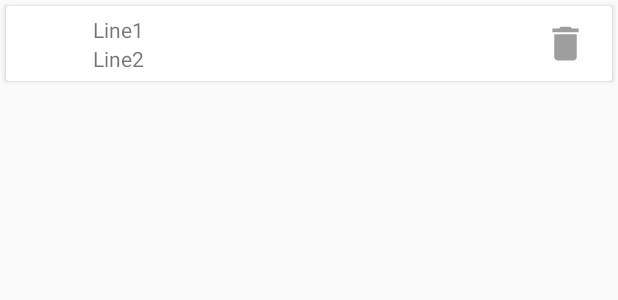
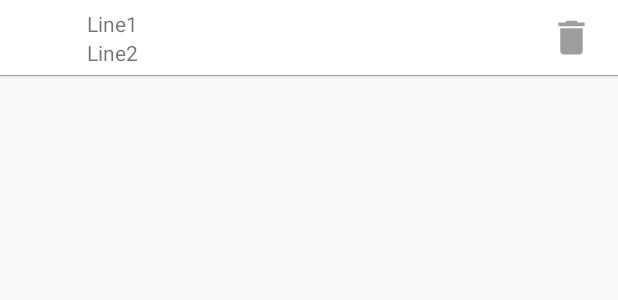
Before and after one commit to chaptone/MqttAppTest, an Android app: the layout subscribe_item.xml on its own in the app's theme, with its tools: preview values and no code run, on a phone screen of 412 x 824 dp. Shown: the top 300 px of the screen. Run offline under Robolectric (Android 15) with nearby library versions, the phone set to English and light mode, and no system bars.

Commit message:
fix-card-view-ui

```diff
--- a/app/src/main/res/layout/subscribe_item.xml
+++ b/app/src/main/res/layout/subscribe_item.xml
@@ -3,7 +3,15 @@
     xmlns:app="http://schemas.android.com/apk/res-auto"
     android:layout_width="match_parent"
     android:layout_height="wrap_content"
-    android:layout_margin="4dp">
+    app:cardCornerRadius="0dp"
+    app:cardBackgroundColor="#9E9E9E"
+    app:contentPaddingBottom="0.5dp">
+
+
+    <android.support.v7.widget.CardView
+        android:layout_width="match_parent"
+        android:layout_height="wrap_content"
+        app:cardCornerRadius="0dp">
 
         <RelativeLayout
             android:layout_width="match_parent"
@@ -46,3 +54,6 @@
         </RelativeLayout>
 
     </android.support.v7.widget.CardView>
+
+
+</android.support.v7.widget.CardView>
```
Lines whose indentation alone changed are shown as unchanged.
